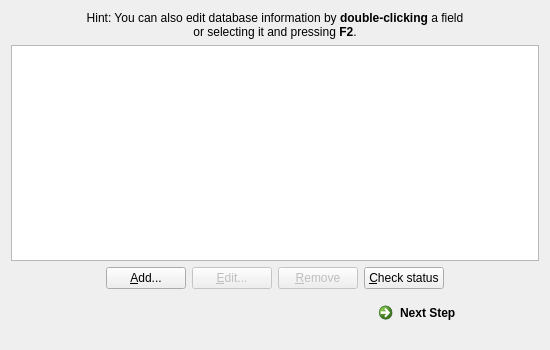
This is mainwindow.ui in Airdawg5571/DB-MigrationTool as Qt 5 draws it before an edit. The edited form follows.
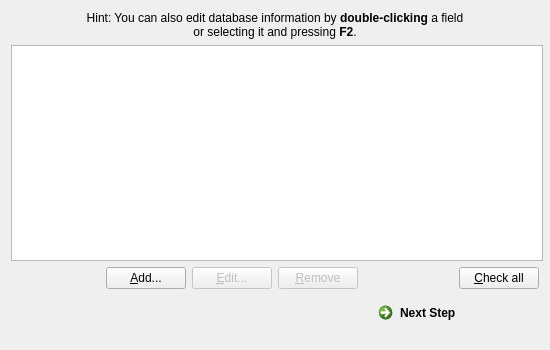
This is the edited form. Custom widgets are drawn as their Qt base class.

```diff
--- a/mainwindow.ui
+++ b/mainwindow.ui
@@ -54,6 +54,12 @@
     </item>
     <item>
      <widget class="DBTableView" name="tabServers">
+      <property name="minimumSize">
+       <size>
+        <width>532</width>
+        <height>210</height>
+       </size>
+      </property>
       <property name="frameShadow">
        <enum>QFrame::Plain</enum>
       </property>
@@ -176,22 +182,6 @@
         </property>
        </widget>
       </item>
-      <item>
-       <widget class="QPushButton" name="btnStatus">
-        <property name="statusTip">
-         <string>Check connectivity of currently selected database.</string>
-        </property>
-        <property name="styleSheet">
-         <string notr="true"/>
-        </property>
-        <property name="text">
-         <string>&amp;Check status</string>
-        </property>
-        <property name="flat">
-         <bool>false</bool>
-        </property>
-       </widget>
-      </item>
       <item>
        <spacer name="horizontalSpacer_2_2">
         <property name="orientation">
@@ -205,6 +195,22 @@
         </property>
        </spacer>
       </item>
+      <item>
+       <widget class="QPushButton" name="btnStatus">
+        <property name="statusTip">
+         <string>Check connection status for each table entry.</string>
+        </property>
+        <property name="styleSheet">
+         <string notr="true"/>
+        </property>
+        <property name="text">
+         <string>&amp;Check all</string>
+        </property>
+        <property name="flat">
+         <bool>false</bool>
+        </property>
+       </widget>
+      </item>
      </layout>
     </item>
     <item>
```
Left out of the diff: 6 changed lines with no effect on the pictures.
